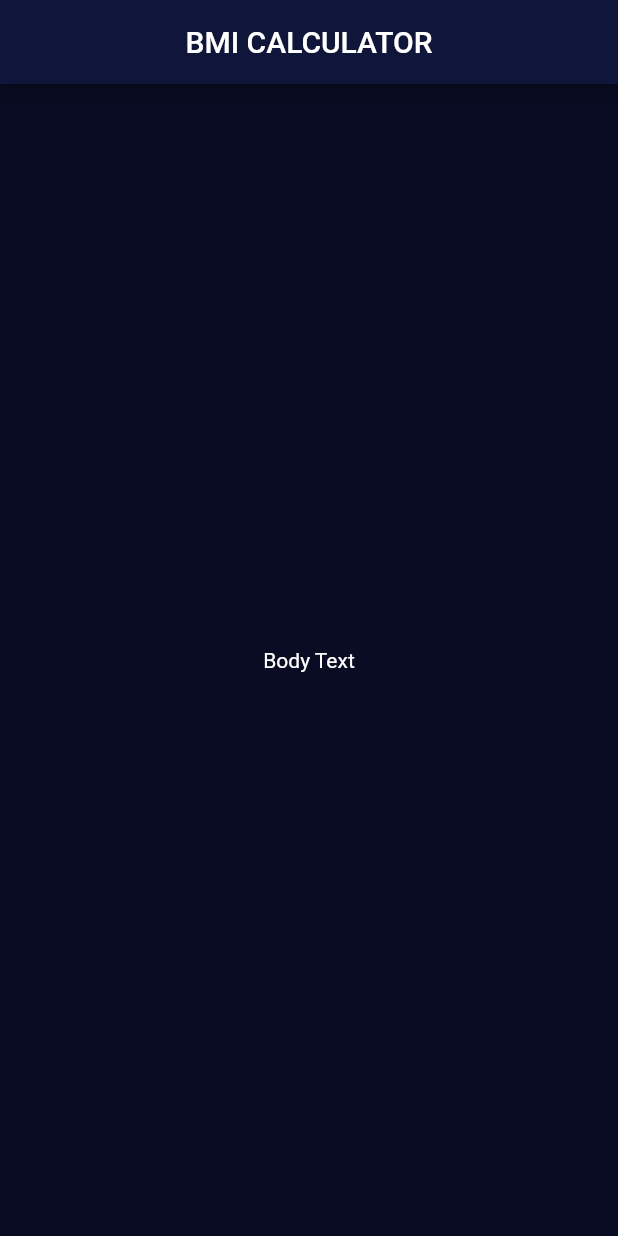
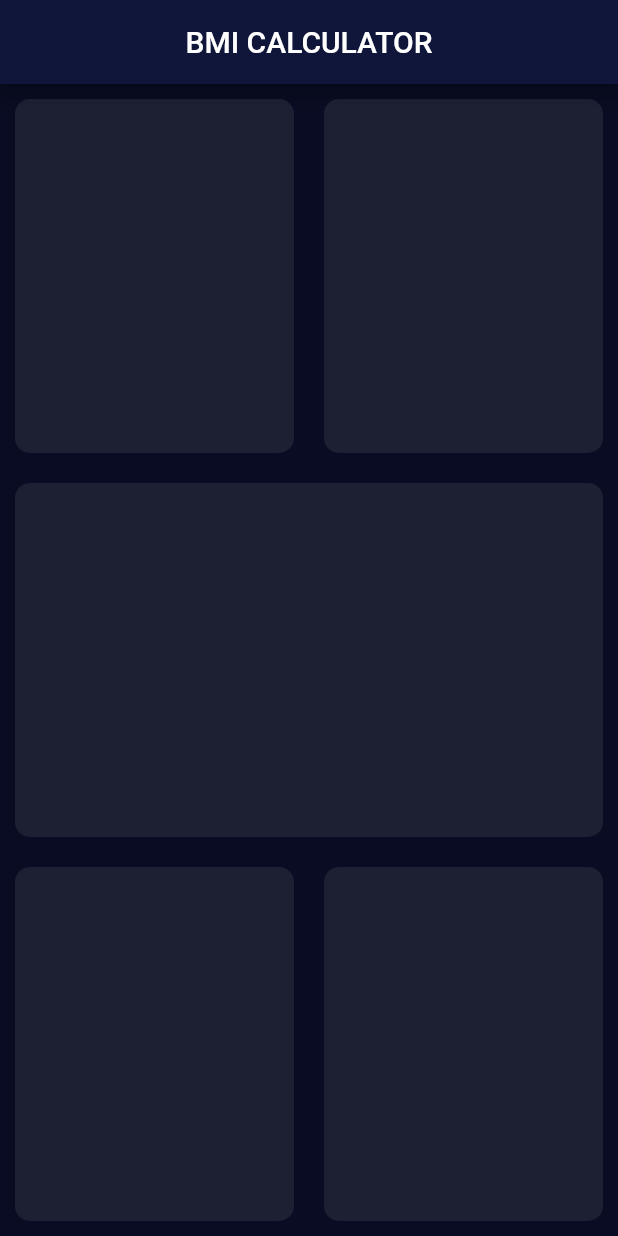
Before and after one commit to RohitIslam/BMI-Calculator, a Flutter app: the screen it shows after launch, on a phone screen of 412 x 824 dp. Run offline on Flutter 3.47's test engine with Material 2 defaults, Android fonts, the phone set to English and light mode, and no system bars.

Commit message:
Input page skeleton completed

```diff
--- a/lib/pages/input_page.dart
+++ b/lib/pages/input_page.dart
@@ -16,8 +16,66 @@ class _InputPageState extends State<InputPage> {
           ),
         ),
       ),
-      body: Center(
-        child: Text('Body Text'),
+      body: Column(
+        children: <Widget>[
+          Expanded(
+            child: Row(
+              children: <Widget>[
+                Expanded(
+                  child: Container(
+                    margin: EdgeInsets.all(10),
+                    decoration: BoxDecoration(
+                      color: Color(0xFF1D1F33),
+                      borderRadius: BorderRadius.circular(10),
+                    ),
+                  ),
+                ),
+                Expanded(
+                  child: Container(
+                    margin: EdgeInsets.all(10),
+                    decoration: BoxDecoration(
+                      color: Color(0xFF1D1F33),
+                      borderRadius: BorderRadius.circular(10),
+                    ),
+                  ),
+                ),
+              ],
+            ),
+          ),
+          Expanded(
+            child: Container(
+              margin: EdgeInsets.all(10),
+              decoration: BoxDecoration(
+                color: Color(0xFF1D1F33),
+                borderRadius: BorderRadius.circular(10),
+              ),
+            ),
+          ),
+          Expanded(
+            child: Row(
+              children: <Widget>[
+                Expanded(
+                  child: Container(
+                    margin: EdgeInsets.all(10),
+                    decoration: BoxDecoration(
+                      color: Color(0xFF1D1F33),
+                      borderRadius: BorderRadius.circular(10),
+                    ),
+                  ),
+                ),
+                Expanded(
+                  child: Container(
+                    margin: EdgeInsets.all(10),
+                    decoration: BoxDecoration(
+                      color: Color(0xFF1D1F33),
+                      borderRadius: BorderRadius.circular(10),
+                    ),
+                  ),
+                ),
+              ],
+            ),
+          ),
+        ],
       ),
     );
   }
```
